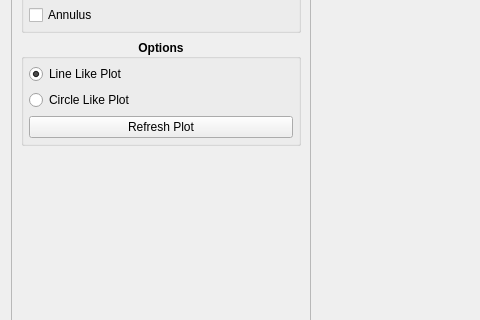
Above: kmap/ui/profileplottab.ui from brands-d/kMap before the change; both pictures show x 0 to 480 and y 173 to 493 of the 1213 by 927 pixel window. Below: the same form after it.
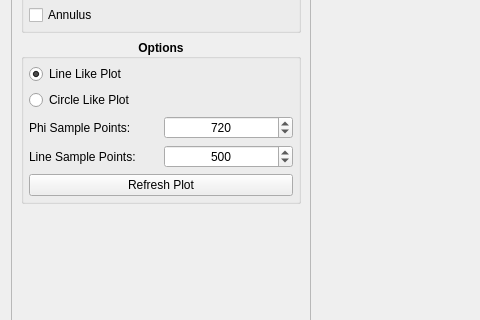
That is the form after the change. Custom widgets are drawn as their Qt base class.

Commit message: Profile Plot now has labels, adjustable colors, sample rate, symbols etc.

```diff
--- a/kmap/ui/profileplottab.ui
+++ b/kmap/ui/profileplottab.ui
@@ -216,6 +216,104 @@
               </property>
              </widget>
             </item>
+            <item>
+             <layout class="QGridLayout" name="layout_2">
+              <item row="0" column="0">
+               <widget class="QLabel" name="phi_sample_label">
+                <property name="font">
+                 <font>
+                  <weight>50</weight>
+                  <bold>false</bold>
+                 </font>
+                </property>
+                <property name="text">
+                 <string>Phi Sample Points:</string>
+                </property>
+               </widget>
+              </item>
+              <item row="1" column="0">
+               <widget class="QLabel" name="line_sample_label">
+                <property name="font">
+                 <font>
+                  <weight>50</weight>
+                  <bold>false</bold>
+                 </font>
+                </property>
+                <property name="text">
+                 <string>Line Sample Points:</string>
+                </property>
+               </widget>
+              </item>
+              <item row="0" column="1">
+               <widget class="QSpinBox" name="phi_sample_spinbox">
+                <property name="font">
+                 <font>
+                  <weight>50</weight>
+                  <bold>false</bold>
+                 </font>
+                </property>
+                <property name="alignment">
+                 <set>Qt::AlignCenter</set>
+                </property>
+                <property name="correctionMode">
+                 <enum>QAbstractSpinBox::CorrectToNearestValue</enum>
+                </property>
+                <property name="keyboardTracking">
+                 <bool>false</bool>
+                </property>
+                <property name="minimum">
+                 <number>1</number>
+                </property>
+                <property name="maximum">
+                 <number>1440</number>
+                </property>
+                <property name="singleStep">
+                 <number>10</number>
+                </property>
+                <property name="stepType">
+                 <enum>QAbstractSpinBox::DefaultStepType</enum>
+                </property>
+                <property name="value">
+                 <number>720</number>
+                </property>
+               </widget>
+              </item>
+              <item row="1" column="1">
+               <widget class="QSpinBox" name="line_sample_spinbox">
+                <property name="font">
+                 <font>
+                  <weight>50</weight>
+                  <bold>false</bold>
+                 </font>
+                </property>
+                <property name="alignment">
+                 <set>Qt::AlignCenter</set>
+                </property>
+                <property name="correctionMode">
+                 <enum>QAbstractSpinBox::CorrectToNearestValue</enum>
+                </property>
+                <property name="keyboardTracking">
+                 <bool>false</bool>
+                </property>
+                <property name="minimum">
+                 <number>1</number>
+                </property>
+                <property name="maximum">
+                 <number>1000</number>
+                </property>
+                <property name="singleStep">
+                 <number>10</number>
+                </property>
+                <property name="stepType">
+                 <enum>QAbstractSpinBox::DefaultStepType</enum>
+                </property>
+                <property name="value">
+                 <number>500</number>
+                </property>
+               </widget>
+              </item>
+             </layout>
+            </item>
            </layout>
           </item>
           <item>
```
The commit also changes 5 other files.
